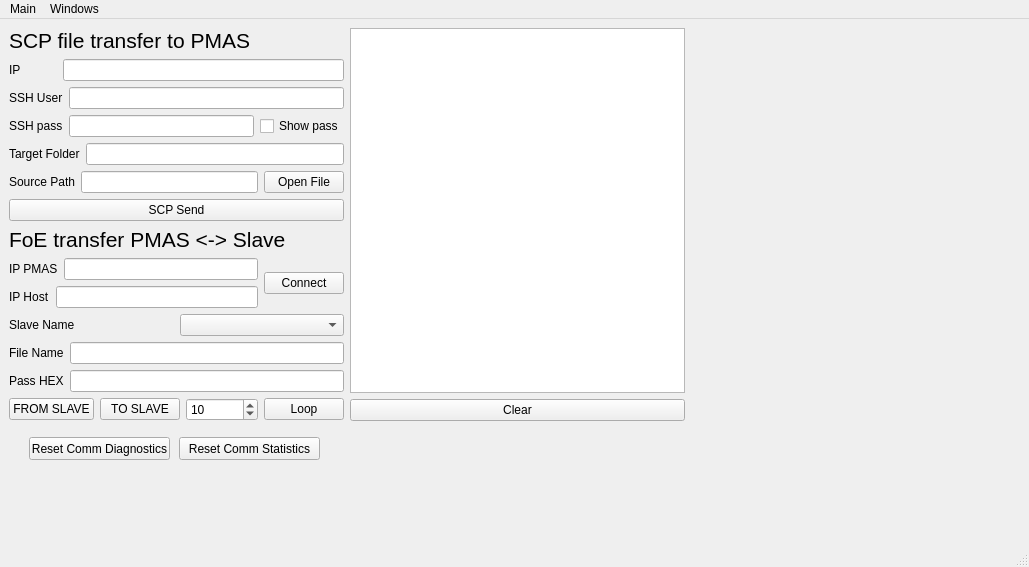
Old version of the form mainwindow.ui in the repository DmitriiGorelov/foe_gui.
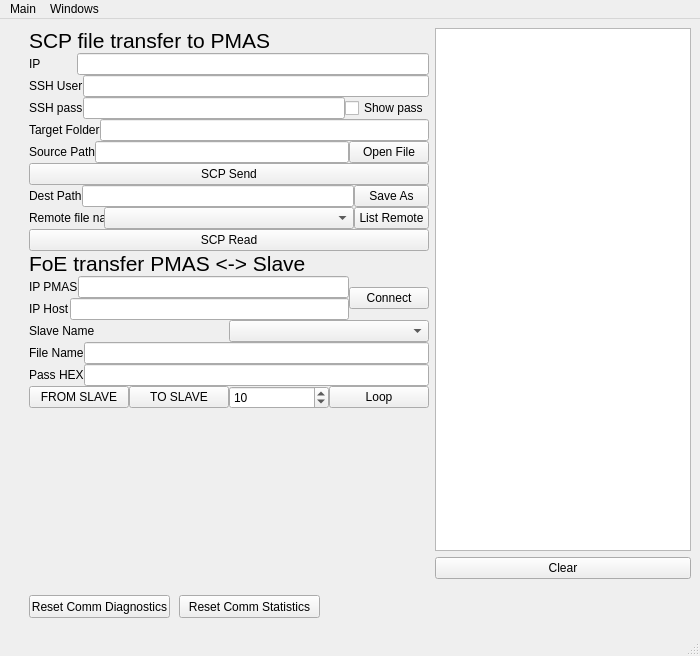
New version of the form.

Commit message:
Get SCP file list from PMAS
Read SCP from Pmas

```diff
--- a/mainwindow.ui
+++ b/mainwindow.ui
@@ -6,17 +6,74 @@
    <rect>
     <x>0</x>
     <y>0</y>
-    <width>1029</width>
-    <height>567</height>
+    <width>700</width>
+    <height>656</height>
    </rect>
   </property>
+  <property name="minimumSize">
+   <size>
+    <width>700</width>
+    <height>0</height>
+   </size>
+  </property>
   <property name="windowTitle">
    <string>MainWindow</string>
   </property>
   <widget class="QWidget" name="centralwidget">
+   <property name="sizePolicy">
+    <sizepolicy hsizetype="Preferred" vsizetype="Preferred">
+     <horstretch>0</horstretch>
+     <verstretch>0</verstretch>
+    </sizepolicy>
+   </property>
    <layout class="QVBoxLayout" name="verticalLayout_6">
     <item>
      <layout class="QHBoxLayout" name="horizontalLayout_13">
+      <property name="spacing">
+       <number>6</number>
+      </property>
+      <item>
+       <widget class="QWidget" name="widget_2" native="true">
+        <property name="sizePolicy">
+         <sizepolicy hsizetype="Ignored" vsizetype="Preferred">
+          <horstretch>0</horstretch>
+          <verstretch>0</verstretch>
+         </sizepolicy>
+        </property>
+        <property name="minimumSize">
+         <size>
+          <width>300</width>
+          <height>0</height>
+         </size>
+        </property>
+        <property name="maximumSize">
+         <size>
+          <width>500</width>
+          <height>16777215</height>
+         </size>
+        </property>
+        <property name="baseSize">
+         <size>
+          <width>300</width>
+          <height>0</height>
+         </size>
+        </property>
+        <layout class="QVBoxLayout" name="verticalLayout_7">
+         <property name="spacing">
+          <number>0</number>
+         </property>
+         <property name="leftMargin">
+          <number>20</number>
+         </property>
+         <property name="topMargin">
+          <number>0</number>
+         </property>
+         <property name="rightMargin">
+          <number>0</number>
+         </property>
+         <property name="bottomMargin">
+          <number>0</number>
+         </property>
       <item>
        <layout class="QVBoxLayout" name="verticalLayout_5">
         <property name="sizeConstraint">
@@ -133,6 +190,86 @@
             </property>
            </widget>
           </item>
+             <item>
+              <layout class="QHBoxLayout" name="horizontalLayout_14">
+               <item>
+                <widget class="QLabel" name="label_13">
+                 <property name="maximumSize">
+                  <size>
+                   <width>75</width>
+                   <height>16777215</height>
+                  </size>
+                 </property>
+                 <property name="text">
+                  <string>Dest Path</string>
+                 </property>
+                </widget>
+               </item>
+               <item>
+                <widget class="QLineEdit" name="eDestDir"/>
+               </item>
+               <item>
+                <widget class="QPushButton" name="bSaveFile">
+                 <property name="maximumSize">
+                  <size>
+                   <width>75</width>
+                   <height>16777215</height>
+                  </size>
+                 </property>
+                 <property name="text">
+                  <string>Save As</string>
+                 </property>
+                </widget>
+               </item>
+              </layout>
+             </item>
+             <item>
+              <layout class="QHBoxLayout" name="horizontalLayout_15">
+               <item>
+                <widget class="QLabel" name="label_14">
+                 <property name="maximumSize">
+                  <size>
+                   <width>75</width>
+                   <height>16777215</height>
+                  </size>
+                 </property>
+                 <property name="text">
+                  <string>Remote file name</string>
+                 </property>
+                </widget>
+               </item>
+               <item>
+                <widget class="QComboBox" name="eRemoteFile">
+                 <property name="minimumSize">
+                  <size>
+                   <width>0</width>
+                   <height>0</height>
+                  </size>
+                 </property>
+                </widget>
+               </item>
+               <item>
+                <widget class="QPushButton" name="eListOfRemoteFiles">
+                 <property name="maximumSize">
+                  <size>
+                   <width>75</width>
+                   <height>16777215</height>
+                  </size>
+                 </property>
+                 <property name="text">
+                  <string>List Remote</string>
+                 </property>
+                </widget>
+               </item>
+              </layout>
+             </item>
+             <item>
+              <widget class="QPushButton" name="bSCPRead">
+               <property name="text">
+                <string>SCP Read</string>
+               </property>
+              </widget>
+             </item>
          </layout>
         </item>
         <item>
@@ -277,12 +414,44 @@
        </layout>
       </item>
       <item>
+          <widget class="QWidget" name="widget_3" native="true"/>
+         </item>
+         <item>
+          <spacer name="verticalSpacer">
+           <property name="orientation">
+            <enum>Qt::Vertical</enum>
+           </property>
+           <property name="sizeHint" stdset="0">
+            <size>
+             <width>20</width>
+             <height>40</height>
+            </size>
+           </property>
+          </spacer>
+         </item>
+        </layout>
+       </widget>
+      </item>
+      <item>
        <layout class="QVBoxLayout" name="verticalLayout_3">
         <item>
-         <widget class="QTextEdit" name="textEdit"/>
+         <widget class="QTextEdit" name="textEdit">
+          <property name="sizePolicy">
+           <sizepolicy hsizetype="Preferred" vsizetype="Preferred">
+            <horstretch>0</horstretch>
+            <verstretch>0</verstretch>
+           </sizepolicy>
+          </property>
+         </widget>
         </item>
         <item>
          <widget class="QPushButton" name="bTextClear">
+          <property name="sizePolicy">
+           <sizepolicy hsizetype="Preferred" vsizetype="Fixed">
+            <horstretch>0</horstretch>
+            <verstretch>0</verstretch>
+           </sizepolicy>
+          </property>
           <property name="text">
            <string>Clear</string>
           </property>
@@ -290,22 +459,6 @@
         </item>
        </layout>
       </item>
-      <item>
-       <spacer name="horizontalSpacer">
-        <property name="orientation">
-         <enum>Qt::Horizontal</enum>
-        </property>
-        <property name="sizeType">
-         <enum>QSizePolicy::MinimumExpanding</enum>
-        </property>
-        <property name="sizeHint" stdset="0">
-         <size>
-          <width>40</width>
-          <height>20</height>
-         </size>
-        </property>
-       </spacer>
-      </item>
      </layout>
     </item>
     <item>
@@ -344,19 +497,6 @@
       </widget>
      </widget>
     </item>
-    <item>
-     <spacer name="verticalSpacer">
-      <property name="orientation">
-       <enum>Qt::Vertical</enum>
-      </property>
-      <property name="sizeHint" stdset="0">
-       <size>
-        <width>20</width>
-        <height>40</height>
-       </size>
-      </property>
-     </spacer>
-    </item>
    </layout>
   </widget>
   <widget class="QMenuBar" name="menubar">
@@ -364,7 +504,7 @@
     <rect>
      <x>0</x>
      <y>0</y>
-     <width>1029</width>
+     <width>700</width>
      <height>21</height>
     </rect>
    </property>
```
Lines whose indentation alone changed are shown as unchanged. The commit also changes 2 other files.
